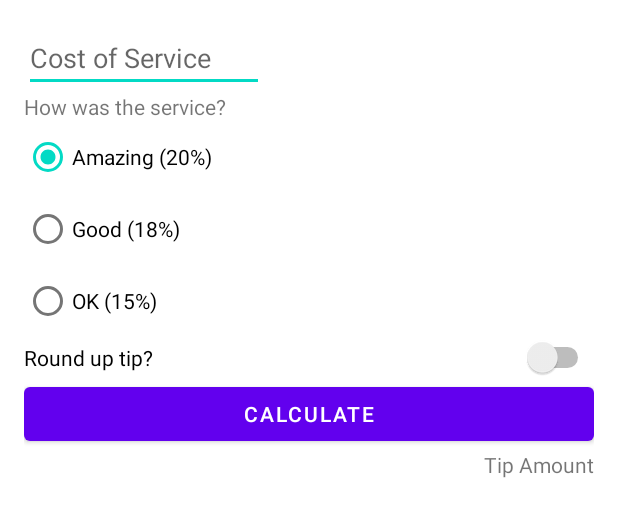
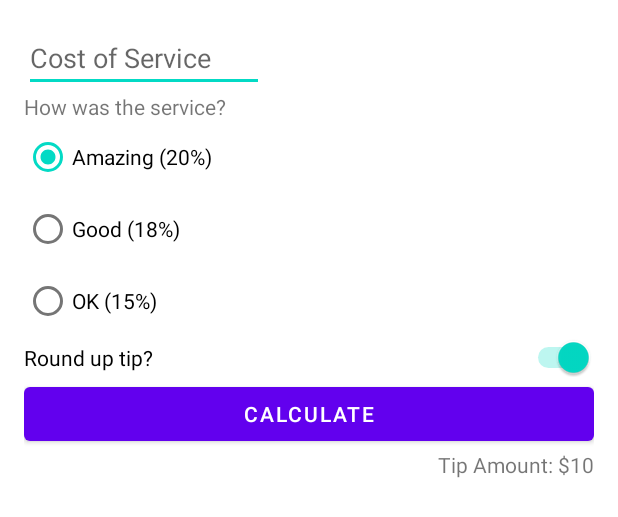
Before and after one commit to Andres-Martinez-Gutierrez/CalculadoraDePropinas, an Android app: the layout activity_main.xml on its own in the app's theme, with its tools: preview values and no code run, on a phone screen of 412 x 824 dp. Shown: the top 517 px of the screen. Run offline under Robolectric (Android 15) with nearby library versions, the phone set to English and light mode, and no system bars.

Commit message:
Segundo commite: Se agrego el codigo para calcular la propina

```diff
--- a/app/build.gradle
+++ b/app/build.gradle
@@ -5,6 +5,10 @@ plugins {
 
 android {
     compileSdk 32
+
+    buildFeatures {
+        viewBinding = true
+    }
 
     defaultConfig {
         applicationId "com.example.tiptime"
--- a/app/src/main/res/layout/activity_main.xml
+++ b/app/src/main/res/layout/activity_main.xml
@@ -1,8 +1,7 @@
 <?xml version="1.0" encoding="utf-8"?>
-<androidx.constraintlayout.widget.ConstraintLayout
-    xmlns:android="http://schemas.android.com/apk/res/android"
+<androidx.constraintlayout.widget.ConstraintLayout xmlns:android="http://schemas.android.com/apk/res/android"
+    xmlns:app="http://schemas.android.com/apk/res-auto"
     xmlns:tools="http://schemas.android.com/tools"
-    xmlns:app="http://schemas.android.com/apk/res-auto"
     android:layout_width="match_parent"
     android:layout_height="match_parent"
     android:padding="16dp"
@@ -23,15 +22,16 @@
         android:layout_height="wrap_content"
         android:text="How was the service?"
         app:layout_constraintStart_toStartOf="parent"
-        app:layout_constraintTop_toBottomOf="@id/cost_of_service"/>
+        app:layout_constraintTop_toBottomOf="@id/cost_of_service" />
+
     <RadioGroup
         android:id="@+id/tip_options"
         android:layout_width="wrap_content"
         android:layout_height="wrap_content"
         android:checkedButton="@id/option_twenty_percent"
         android:orientation="vertical"
-        app:layout_constraintTop_toBottomOf="@id/question"
-        app:layout_constraintStart_toStartOf="parent">
+        app:layout_constraintStart_toStartOf="parent"
+        app:layout_constraintTop_toBottomOf="@id/question">
 
         <RadioButton
             android:id="@+id/option_twenty_percent"
@@ -52,33 +52,33 @@
             android:text="OK (15%)" />
 
     </RadioGroup>
+
     <Switch
         android:id="@+id/round_up_switch"
         android:layout_width="0dp"
         android:layout_height="wrap_content"
         android:text="Round up tip?"
-        app:layout_constraintTop_toBottomOf="@id/tip_options"
+        android:checked="true"
+        app:layout_constraintEnd_toEndOf="parent"
         app:layout_constraintStart_toStartOf="@id/tip_options"
-        app:layout_constraintEnd_toEndOf="parent"/>
+        app:layout_constraintTop_toBottomOf="@id/tip_options" />
+
     <Button
         android:id="@+id/calculate_button"
         android:layout_width="0dp"
         android:layout_height="wrap_content"
         android:text="Calculate"
-        app:layout_constraintTop_toBottomOf="@id/round_up_switch"
+        app:layout_constraintEnd_toEndOf="parent"
         app:layout_constraintStart_toStartOf="parent"
-        app:layout_constraintEnd_toEndOf="parent" />
+        app:layout_constraintTop_toBottomOf="@id/round_up_switch" />
 
     <TextView
         android:id="@+id/tip_result"
         android:layout_width="wrap_content"
         android:layout_height="wrap_content"
-        android:text="Tip Amount"
+        tools:text="Tip Amount: $10"
         app:layout_constraintEnd_toEndOf="parent"
         app:layout_constraintTop_toBottomOf="@id/calculate_button" />
 
 
-
-
-
 </androidx.constraintlayout.widget.ConstraintLayout>
```
Also changed, not shown: app/src/main/java/com/example/tiptime/MainActivity.kt (+31 -0 lines), app/src/main/res/values/strings.xml (+8 -0 lines).
